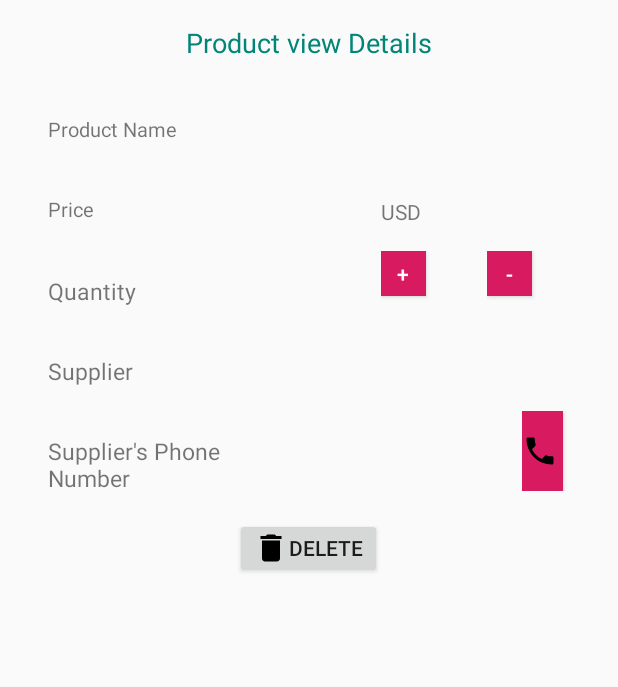
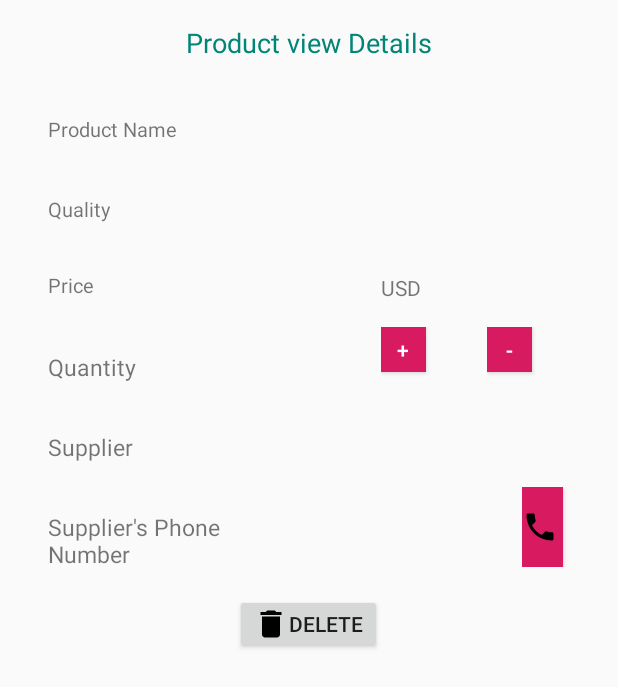
Before and after one commit to dainantonio/Project9InventoryApp2, an Android app: the layout activity_view.xml on its own in the app's theme, with its tools: preview values and no code run, on a phone screen of 412 x 824 dp. Shown: the top 687 px of the screen. Run offline under Robolectric (Android 15) with nearby library versions, the phone set to English and light mode, and no system bars.

Commit message:
detail activity displaying after several changes. no crashes.

```diff
--- a/app/src/main/res/layout/activity_view.xml
+++ b/app/src/main/res/layout/activity_view.xml
@@ -50,6 +50,42 @@
 
         </LinearLayout>
     </LinearLayout>
+
+
+    <LinearLayout
+            android:layout_width="match_parent"
+            android:layout_height="wrap_content"
+            android:orientation="horizontal"
+            android:baselineAligned="false">
+
+        <LinearLayout
+                android:layout_width="0dp"
+                android:layout_height="match_parent"
+                android:layout_weight="1"
+                android:orientation="horizontal">
+
+            <TextView
+                    android:layout_height="wrap_content"
+                    android:layout_width="wrap_content"
+                    android:padding="16dp"
+                    android:textSize="13sp"
+                    android:text="@string/product_quality"/>
+        </LinearLayout>
+
+        <LinearLayout
+                android:layout_width="0dp"
+                android:layout_height="match_parent"
+                android:layout_weight="1"
+                android:orientation="horizontal">
+
+            <TextView
+                    android:id="@+id/product_quality_view_text"
+                    android:layout_width="wrap_content"
+                    android:layout_height="48dp"
+                    android:paddingRight="16dp" android:paddingEnd="16dp" tools:ignore="RtlSymmetry"/>
+        </LinearLayout>
+    </LinearLayout>
+
 
     <LinearLayout
             android:layout_width="match_parent"
```
Also changed, not shown: app/src/main/java/com/example/dainr/project9inventoryapp2/EditorActivity.java (+20 -21 lines), app/src/main/java/com/example/dainr/project9inventoryapp2/ViewActivity.java (+46 -26 lines).
